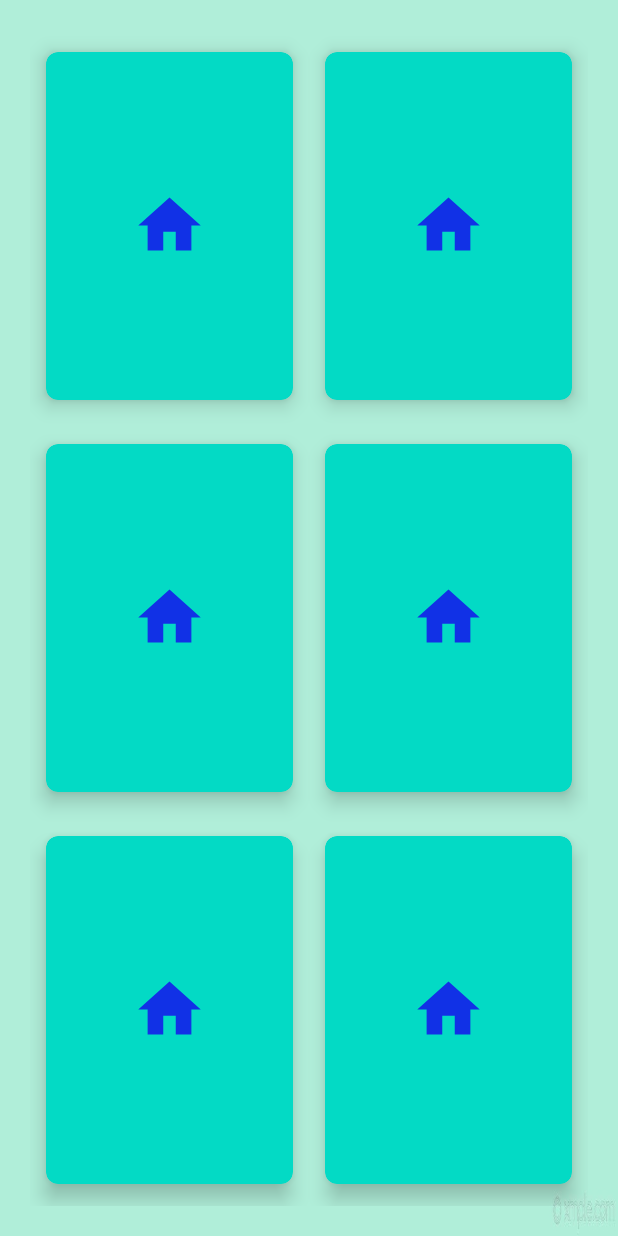
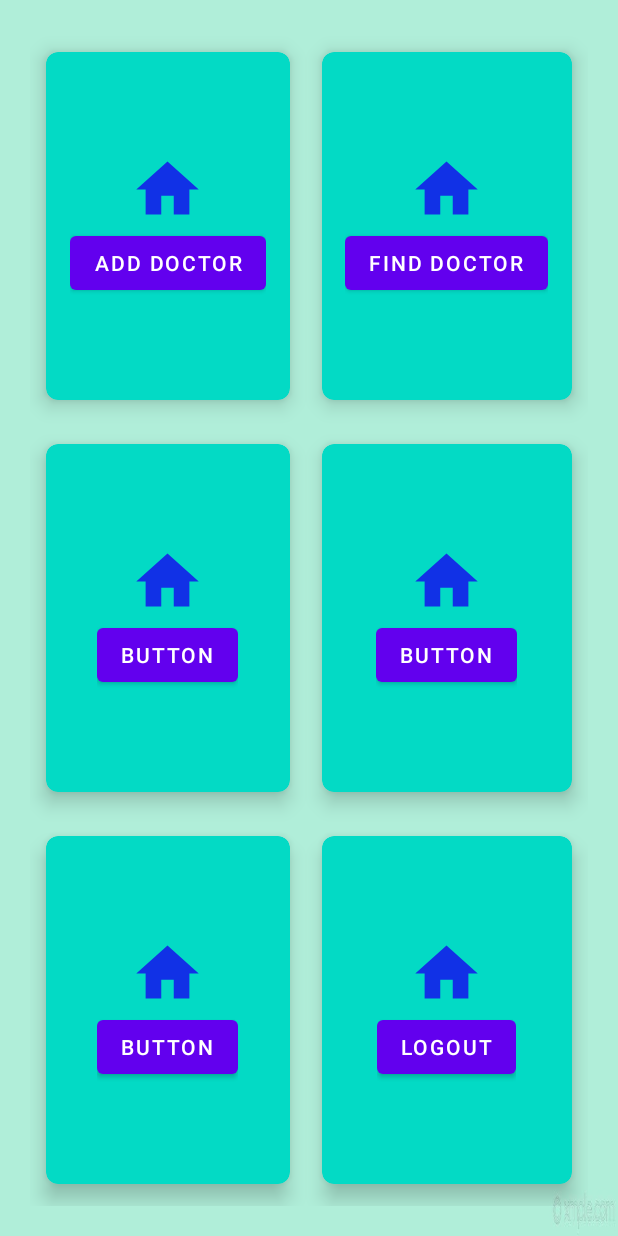
Before and after one commit to ghossain004/mydoctorapp, an Android app: the layout activity_home.xml on its own in the app's theme, with its tools: preview values and no code run, on a phone screen of 412 x 824 dp. Run offline under Robolectric (Android 15) with nearby library versions, the phone set to English and light mode, and no system bars.

Commit message:
TSP 6.3.23

```diff
--- a/app/src/main/java/com/andorid/mydoctorapp/HomeActivity.java
+++ b/app/src/main/java/com/andorid/mydoctorapp/HomeActivity.java
@@ -25,7 +25,7 @@ public class HomeActivity extends AppCompatActivity {
 
         SharedPreferences sharedPreferences = getSharedPreferences("shared_pref", Context.MODE_PRIVATE);
         String userName = sharedPreferences.getString("userName","").toString();
-        Toast.makeText(getApplicationContext(),"Welcome "+userName+"!",Toast.LENGTH_SHORT).show();
+//        Toast.makeText(getApplicationContext(),"Welcome "+userName+"!",Toast.LENGTH_SHORT).show();
 
         btnDoctorRegistration.setOnClickListener(new View.OnClickListener() {
             @Override
@@ -45,6 +45,7 @@ public class HomeActivity extends AppCompatActivity {
             @Override
             public void onClick(View view) {
                 startActivity(new Intent(HomeActivity.this, MainActivity.class));
+                Toast.makeText(getApplicationContext(),"Logout from "+userName+"!",Toast.LENGTH_SHORT).show();
             }
         });
     }
--- a/app/src/main/java/com/andorid/mydoctorapp/MainActivity.java
+++ b/app/src/main/java/com/andorid/mydoctorapp/MainActivity.java
@@ -9,6 +9,7 @@ import android.os.Bundle;
 import android.view.View;
 import android.widget.Button;
 import android.widget.EditText;
+import android.widget.ImageView;
 import android.widget.TextView;
 import android.widget.Toast;
 
@@ -19,6 +20,7 @@ public class MainActivity extends AppCompatActivity {
     EditText userName, password;
     Button btnLogin;
     TextView tvSignup;
+    ImageView imgShowPass;
 
     @Override
     protected void onCreate(Bundle savedInstanceState) {
@@ -61,6 +63,7 @@ public class MainActivity extends AppCompatActivity {
                         editor.putString("userName", _userName);
                         editor.apply();
                         startActivity(new Intent(MainActivity.this, HomeActivity.class));
+                        Toast.makeText(getApplicationContext(),"Welcome "+_userName+"!",Toast.LENGTH_SHORT).show();
                     }else {
                         Toast.makeText(getApplicationContext(), "User name or password is incorrect", Toast.LENGTH_SHORT).show();
                     }
--- a/app/src/main/java/com/andorid/mydoctorapp/RegistrationActivity.java
+++ b/app/src/main/java/com/andorid/mydoctorapp/RegistrationActivity.java
@@ -48,7 +48,8 @@ public class RegistrationActivity extends AppCompatActivity {
                     Toast.makeText(getApplicationContext(), "Please Fill All The Field", Toast.LENGTH_SHORT).show();
                 }else {
                     if (password.compareTo(confirmPassword)==0){
-                        if (password.length()>6){
+//                        Toast.makeText(getApplicationContext(), "Password didn't match", Toast.LENGTH_SHORT).show();
+                        if (password.length()>=4){
                             db.addNewUser(fullName, userName, email, mobile, password);
                             Toast.makeText(getApplicationContext(), "User Created", Toast.LENGTH_SHORT).show();
                             startActivity(new Intent(RegistrationActivity.this, MainActivity.class));
--- a/app/src/main/res/layout/activity_find_doctor.xml
+++ b/app/src/main/res/layout/activity_find_doctor.xml
@@ -81,6 +81,7 @@
     </LinearLayout>
 
     <ListView
+        android:id="@+id/doctorList"
         android:layout_width="match_parent"
         android:layout_height="600dp"
         app:layout_constraintBottom_toBottomOf="parent"
--- a/app/src/main/res/layout/activity_home.xml
+++ b/app/src/main/res/layout/activity_home.xml
@@ -38,6 +38,12 @@
                     android:layout_width="wrap_content"
                     android:layout_height="wrap_content"
                     android:src="@drawable/home"/>
+
+                <Button
+                    android:id="@+id/homeDoctorRegistration"
+                    android:layout_width="wrap_content"
+                    android:layout_height="wrap_content"
+                    android:text="Add Doctor" />
             </LinearLayout>
         </androidx.cardview.widget.CardView>
 
@@ -60,10 +66,17 @@
                 android:layout_gravity="center_vertical|center_horizontal"
                 android:gravity="center"
                 android:orientation="vertical">
+
                 <ImageView
                     android:layout_width="wrap_content"
                     android:layout_height="wrap_content"
                     android:src="@drawable/home"/>
+
+                <Button
+                    android:id="@+id/homeFindDoctor"
+                    android:layout_width="wrap_content"
+                    android:layout_height="wrap_content"
+                    android:text="Find Doctor" />
             </LinearLayout>
         </androidx.cardview.widget.CardView>
 
@@ -86,10 +99,16 @@
                 android:layout_gravity="center_vertical|center_horizontal"
                 android:gravity="center"
                 android:orientation="vertical">
+
                 <ImageView
                     android:layout_width="wrap_content"
                     android:layout_height="wrap_content"
                     android:src="@drawable/home"/>
+
+                <Button
+                    android:layout_width="wrap_content"
+                    android:layout_height="wrap_content"
+                    android:text="Button"/>
             </LinearLayout>
         </androidx.cardview.widget.CardView>
 
@@ -112,10 +131,16 @@
                 android:layout_gravity="center_vertical|center_horizontal"
                 android:gravity="center"
                 android:orientation="vertical">
+
                 <ImageView
                     android:layout_width="wrap_content"
                     android:layout_height="wrap_content"
                     android:src="@drawable/home"/>
+
+                <Button
+                    android:layout_width="wrap_content"
+                    android:layout_height="wrap_content"
+                    android:text="Button"/>
             </LinearLayout>
         </androidx.cardview.widget.CardView>
 
@@ -138,10 +163,16 @@
                 android:layout_gravity="center_vertical|center_horizontal"
                 android:gravity="center"
                 android:orientation="vertical">
+
                 <ImageView
                     android:layout_width="wrap_content"
                     android:layout_height="wrap_content"
                     android:src="@drawable/home"/>
+
+                <Button
+                    android:layout_width="wrap_content"
+                    android:layout_height="wrap_content"
+                    android:text="Button"/>
             </LinearLayout>
         </androidx.cardview.widget.CardView>
 
@@ -164,10 +195,17 @@
                 android:layout_gravity="center_vertical|center_horizontal"
                 android:gravity="center"
                 android:orientation="vertical">
+
                 <ImageView
                     android:layout_width="wrap_content"
                     android:layout_height="wrap_content"
                     android:src="@drawable/home"/>
+
+                <Button
+                    android:id="@+id/homeLogout"
+                    android:layout_width="wrap_content"
+                    android:layout_height="wrap_content"
+                    android:text="Logout" />
             </LinearLayout>
         </androidx.cardview.widget.CardView>
     </GridLayout>
```
Also changed, not shown: app/src/main/java/com/andorid/mydoctorapp/DoctorRegistrationActivity.java (+12 -6 lines), app/src/main/java/com/andorid/mydoctorapp/FindDoctorActivity.java (+16 -13 lines), app/src/main/java/com/andorid/mydoctorapp/database/Database.java (+6 -3 lines), app/src/main/res/layout/activity_main.xml (+14 -0 lines), app/src/main/res/layout/list_view_layout.xml (+11 -41 lines), app/src/main/res/drawable/delete_icon.png (added), app/src/main/res/drawable/edit_icon.png (added), app/src/main/res/drawable/show_pass.png (added).
